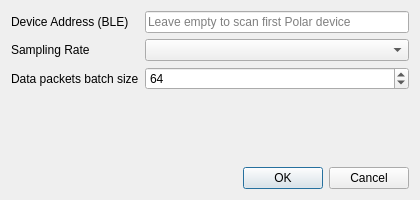
The window that settings.ui (caenrigen/syntalos_polar_verity_sense) describes before a commit, drawn with Qt 5.
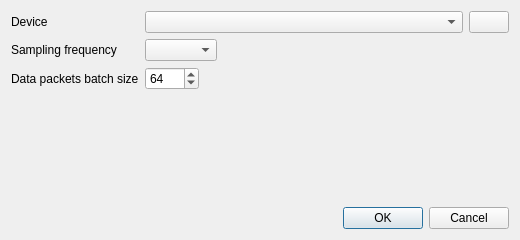
The same window after the commit. Icons and pictures are not drawn.

Commit message: Codex: Scan for devices in settings

Patch:
```diff
--- a/settings.ui
+++ b/settings.ui
@@ -6,8 +6,8 @@
    <rect>
     <x>0</x>
     <y>0</y>
-    <width>420</width>
-    <height>200</height>
+    <width>520</width>
+    <height>240</height>
    </rect>
   </property>
   <property name="windowTitle">
@@ -16,24 +16,51 @@
   <layout class="QVBoxLayout" name="verticalLayout">
    <item>
     <layout class="QFormLayout" name="formLayout">
+     <property name="fieldGrowthPolicy">
+      <enum>QFormLayout::ExpandingFieldsGrow</enum>
+     </property>
      <item row="0" column="0">
       <widget class="QLabel" name="deviceAddressLabel">
        <property name="text">
-        <string>Device Address (BLE)</string>
+        <string>Device</string>
        </property>
       </widget>
      </item>
      <item row="0" column="1">
-      <widget class="QLineEdit" name="deviceAddressLineEdit">
-       <property name="placeholderText">
-        <string>Leave empty to scan first Polar device</string>
-       </property>
-      </widget>
+      <layout class="QHBoxLayout" name="deviceLayout">
+       <item>
+        <widget class="QComboBox" name="deviceComboBox">
+         <property name="sizePolicy">
+          <sizepolicy hsizetype="Expanding" vsizetype="Fixed">
+           <horstretch>1</horstretch>
+           <verstretch>0</verstretch>
+          </sizepolicy>
+         </property>
+         <property name="sizeAdjustPolicy">
+          <enum>QComboBox::AdjustToContents</enum>
+         </property>
+        </widget>
+       </item>
+       <item>
+        <widget class="QPushButton" name="refreshDevicesButton">
+         <property name="toolTip">
+          <string>Refresh device list.</string>
+         </property>
+         <property name="text">
+          <string/>
+         </property>
+         <property name="icon">
+          <iconset theme="view-refresh">
+           <normaloff>.</normaloff>.</iconset>
+         </property>
+        </widget>
+       </item>
+      </layout>
      </item>
      <item row="1" column="0">
       <widget class="QLabel" name="samplingRateLabel">
        <property name="text">
-        <string>Sampling Rate</string>
+        <string>Sampling frequency</string>
        </property>
       </widget>
      </item>
```
Left out of the diff: 2 changed lines with no effect on the pictures. The commit also changes 1 other file.
